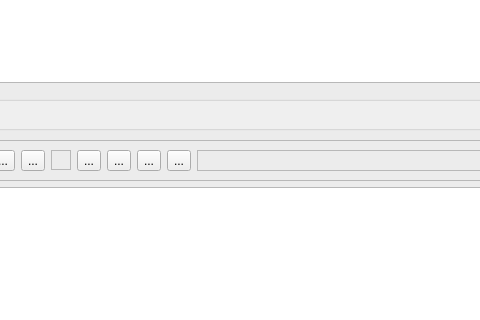
Above: aoget/qt/main_window.ui from endre-git/aoget before the change; both pictures show x 131 to 611 and y 264 to 584 of the 1213 by 871 pixel window. Below: the same form after it.
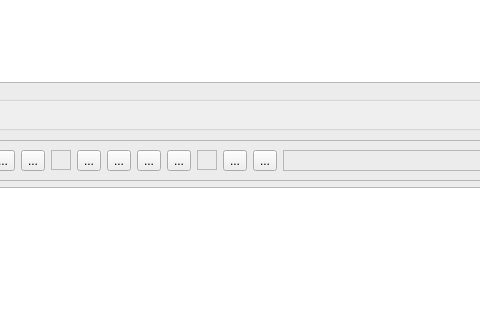
That is the form after the change. Icons and pictures are not drawn.

Commit message: implemented #76 and #86 file-level priority

Patch:
```diff
--- a/aoget/qt/main_window.ui
+++ b/aoget/qt/main_window.ui
@@ -639,6 +639,74 @@
             </property>
            </widget>
           </item>
+          <item>
+           <widget class="QFrame" name="frame_7">
+            <property name="sizePolicy">
+             <sizepolicy hsizetype="Fixed" vsizetype="Fixed">
+              <horstretch>0</horstretch>
+              <verstretch>0</verstretch>
+             </sizepolicy>
+            </property>
+            <property name="minimumSize">
+             <size>
+              <width>20</width>
+              <height>20</height>
+             </size>
+            </property>
+            <property name="maximumSize">
+             <size>
+              <width>20</width>
+              <height>20</height>
+             </size>
+            </property>
+            <property name="frameShape">
+             <enum>QFrame::StyledPanel</enum>
+            </property>
+            <property name="frameShadow">
+             <enum>QFrame::Raised</enum>
+            </property>
+           </widget>
+          </item>
+          <item>
+           <widget class="QToolButton" name="btnFilePriorityPlus">
+            <property name="toolTip">
+             <string>Increase priority</string>
+            </property>
+            <property name="text">
+             <string>...</string>
+            </property>
+            <property name="icon">
+             <iconset>
+              <normaloff>../resources/icons/chevrons-up.svg</normaloff>../resources/icons/chevrons-up.svg</iconset>
+            </property>
+            <property name="iconSize">
+             <size>
+              <width>40</width>
+              <height>22</height>
+             </size>
+            </property>
+           </widget>
+          </item>
+          <item>
+           <widget class="QToolButton" name="btnFilePriorityMinus">
+            <property name="toolTip">
+             <string>Decrease priority</string>
+            </property>
+            <property name="text">
+             <string>...</string>
+            </property>
+            <property name="icon">
+             <iconset>
+              <normaloff>../resources/icons/chevrons-down.svg</normaloff>../resources/icons/chevrons-down.svg</iconset>
+            </property>
+            <property name="iconSize">
+             <size>
+              <width>40</width>
+              <height>22</height>
+             </size>
+            </property>
+           </widget>
+          </item>
           <item>
            <widget class="QFrame" name="frame">
             <property name="frameShape">
```
The commit also changes 7 other files.
